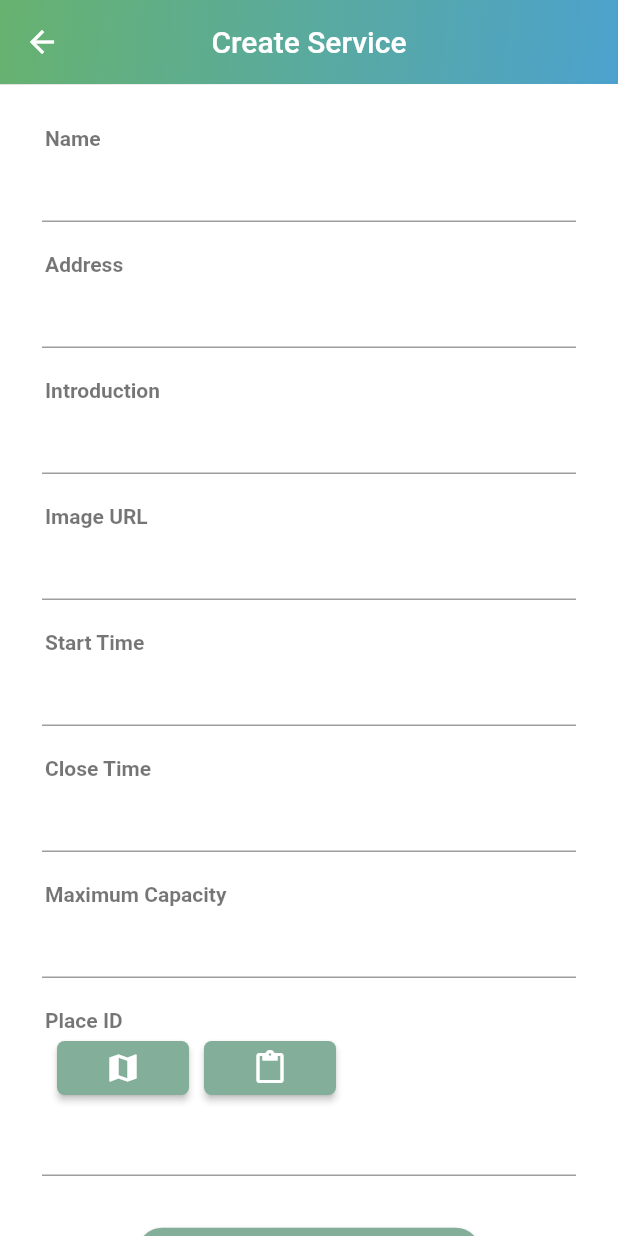
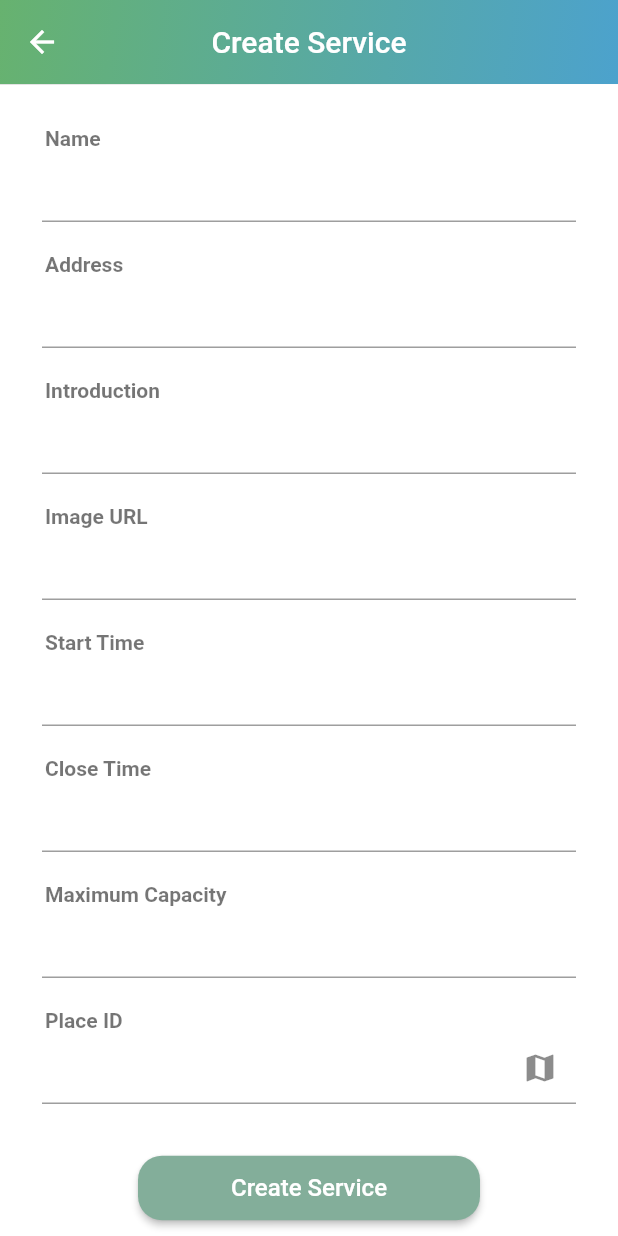
Before and after one commit to cidneyho/ggHack-frontend, a Flutter app: the CreateServicePage screen opened directly, on a phone screen of 412 x 824 dp. Run offline on Flutter 3.47's test engine with Material 2 defaults, Android fonts, the phone set to English and light mode, and no system bars; our stand-ins replace flutter_slidable, qr_flutter; missing offline and left inert: flutter_picker; accounts and stored records are empty.

Commit message:
Suffix icon

```diff
--- a/lib/CreateServicePage.dart
+++ b/lib/CreateServicePage.dart
@@ -108,63 +108,31 @@ class _CreateServiceState extends State<CreateServicePage> {
         ));
 
     final placeIdTitle = getFormTitle("Place ID");
+    final placeIdFinderButton = IconButton(
+      onPressed: () async {
+        final url = placeIdFinderUrl;
+        if (await canLaunch(url)) {
+          await launch(
+            url,
+            forceSafariVC: false,
+          );
+        }
+      },
+      icon: Icon(
+        Icons.map,
+        size: 24.0,
+        semanticLabel: 'Open Google map to get place ID',
+      ),
+    );
     final placeIdField = Padding(
         padding: EdgeInsets.only(bottom: 20.0),
         child: TextFormField(
           controller: _placeIdController,
           keyboardType: TextInputType.text,
           maxLines: 1,
-          decoration: getBlankDecoration(),
+          decoration: getBlankDecoration(placeIdFinderButton),
           style: TextStyle(color: colorText),
         ));
-    final placeIdFinder = Row(
-      children: <Widget>[
-        Padding(
-            padding: EdgeInsets.only(left: 10),
-            child: RaisedButton(
-              shape: RoundedRectangleBorder(
-                borderRadius: BorderRadius.circular(5),
-              ),
-              onPressed: () async {
-                final url = placeIdFinderUrl;
-                if (await canLaunch(url)) {
-                  await launch(
-                    url,
-                    forceSafariVC: false,
-                  );
-                }
-              },
-              color: colorDark,
-              child: Icon(
-                Icons.map,
-                color: Colors.white,
-                size: 24.0,
-                semanticLabel: 'Text to announce in accessibility modes',
-              ),
-            )),
-        Padding(
-            padding: EdgeInsets.only(left: 10),
-            child: RaisedButton(
-              shape: RoundedRectangleBorder(
-                borderRadius: BorderRadius.circular(5),
-              ),
-              onPressed: () async {
-                setState(() async {
-                  ClipboardData data =
-                      await Clipboard.getData(Clipboard.kTextPlain);
-                  _placeIdController.text = data.text;
-                });
-              },
-              color: colorDark,
-              child: Icon(
-                Icons.content_paste,
-                color: Colors.white,
-                size: 24.0,
-                semanticLabel: 'Text to announce in accessibility modes',
-              ),
-            )),
-      ],
-    );
 
     final createButton = Padding(
       padding: EdgeInsets.fromLTRB(64, 12, 64, 32),
@@ -225,7 +193,6 @@ class _CreateServiceState extends State<CreateServicePage> {
           maxCapTitle,
           maxCapField,
           placeIdTitle,
-          placeIdFinder,
           placeIdField,
           createButton,
         ],
--- a/lib/helpers/Style.dart
+++ b/lib/helpers/Style.dart
@@ -66,11 +66,12 @@ InputDecoration getInputDecoration(String hintText) {
   );
 }
 
-InputDecoration getBlankDecoration() {
+InputDecoration getBlankDecoration([IconButton suffixIcon]) {
   return InputDecoration(
     contentPadding: EdgeInsets.symmetric(horizontal: 4),
     // border: InputBorder.none,
     // focusedBorder: InputBorder.none,
+    suffixIcon: suffixIcon,
   );
 }
 
```
